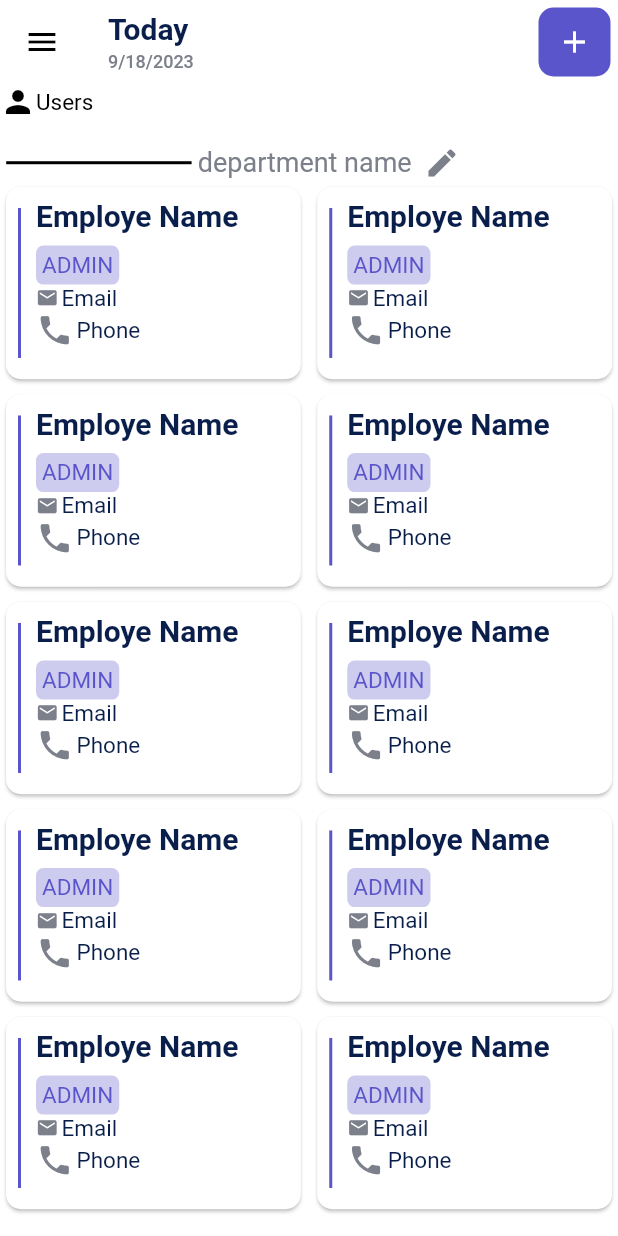
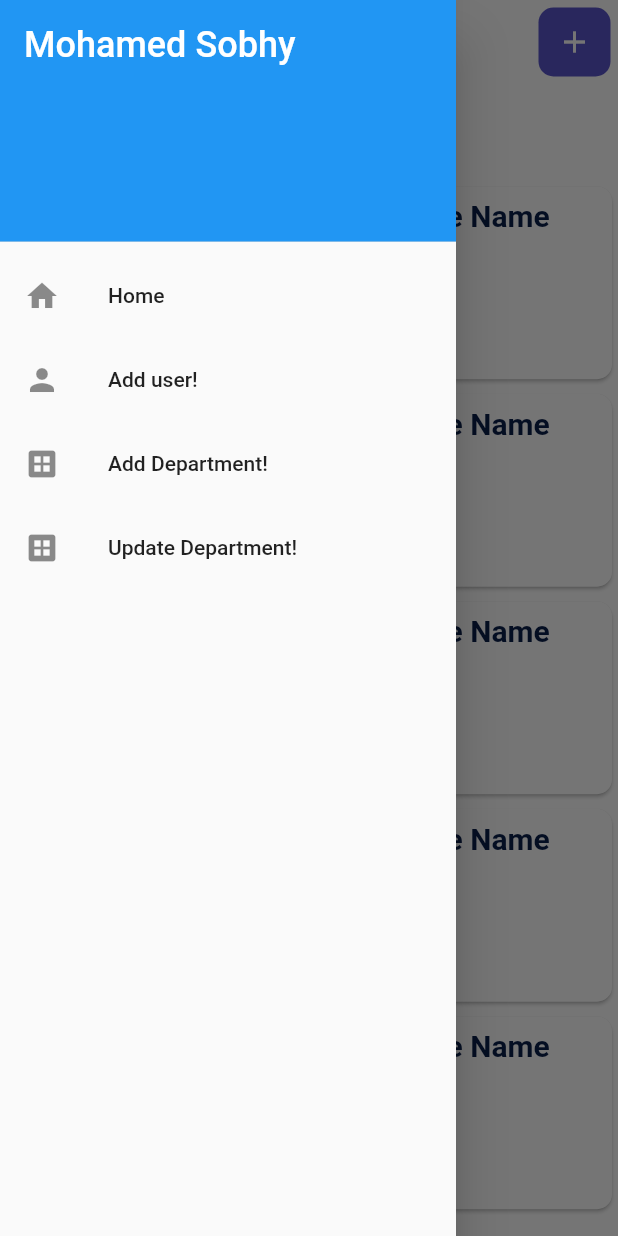
Before and after one commit to MohmaedSobhy/task_managment_app, a Flutter app: the AdminHomeScreen screen opened directly, after a tap on the "menu" icon, on a phone screen of 412 x 824 dp. Run offline on Flutter 3.47's test engine with Material 2 defaults, Android fonts, the phone set to English and light mode, and no system bars; our stand-ins replace bloc, calendar_timeline, flutter_bloc, flutter_secure_storage, get, percent_indicator and 1 more; accounts and stored records are empty.

Commit message:
all departments

```diff
--- a/lib/feature/Admin Home/screen/admin_home_screen.dart
+++ b/lib/feature/Admin Home/screen/admin_home_screen.dart
@@ -11,21 +11,25 @@ import 'package:task_managment_app/feature/Admin%20Home/widgets/department_item.
 import '../view/taped_bar_.dart';
 
 class AdminHomeScreen extends StatelessWidget {
-  const AdminHomeScreen({super.key});
+  final GlobalKey<ScaffoldState> _scaffoldKey = GlobalKey<ScaffoldState>();
+
+  AdminHomeScreen({super.key});
 
   @override
   Widget build(BuildContext context) {
     return BlocConsumer<AdminCubit, AdminState>(
       listener: (context, state) {},
       builder: (context, state) {
-        print("first Screen");
         return Scaffold(
+          key: _scaffoldKey,
           appBar: AppBar(
             backgroundColor: Colors.white,
             elevation: 0.0,
             leading: Builder(builder: (context) {
               return IconButton(
-                onPressed: () {},
+                onPressed: () {
+                  _scaffoldKey.currentState?.openDrawer();
+                },
                 icon: const Icon(
                   Icons.menu,
                   color: Colors.black,
--- a/lib/feature/Admin Home/view/admin_drawer.dart
+++ b/lib/feature/Admin Home/view/admin_drawer.dart
@@ -40,15 +40,10 @@ class AdminDrawer extends StatelessWidget {
             },
           ),
           ListTile(
-            leading: const Icon(Icons.person),
-            title: const Text(AppString.addManager),
-            onTap: () {},
-          ),
-          ListTile(
             leading: const Icon(Icons.dataset_rounded),
             title: const Text(AppString.addDepartment),
             onTap: () {
-              Get.toNamed(RouteName.addDepartment);
+              Get.toNamed(RouteName.allDepartment);
             },
           ),
           ListTile(
--- a/lib/feature/all department/controller/all_department_state.dart
+++ b/lib/feature/all department/controller/all_department_state.dart
@@ -3,3 +3,5 @@ part of 'all_department_cubit.dart';
 abstract class AllDepartmentState {}
 
 class AllDepartmentInitial extends AllDepartmentState {}
+
+class AllDepartmentLoadSucceed extends AllDepartmentState {}
--- a/lib/task_managment.dart
+++ b/lib/task_managment.dart
@@ -2,6 +2,7 @@ import 'package:flutter/material.dart';
 import 'package:flutter_bloc/flutter_bloc.dart';
 import 'package:get/get.dart';
 import 'package:task_managment_app/feature/Admin%20Home/controller/admin_cubit.dart';
+import 'package:task_managment_app/feature/all%20department/screens/all_departmetns.dart';
 import 'core/color/app_color.dart';
 import 'core/route/app_route.dart';
 
@@ -18,7 +19,6 @@ class TaskMangmentApp extends StatelessWidget {
           primaryColor: AppColor.darkColor,
         ),
         onGenerateRoute: AppRoute.ongenerateRoute,
-        //home: UserHomeScreen(),
       ),
     );
   }
```
Also changed, not shown: lib/core/route/app_route.dart (+8 -1 lines), lib/feature/all department/controller/all_department_cubit.dart (+17 -3 lines), lib/feature/all department/screens/all_departmetns.dart (+15 -1 lines), lib/feature/udpdate department/screens/update_department_secreen.dart (+10 -0 lines).
